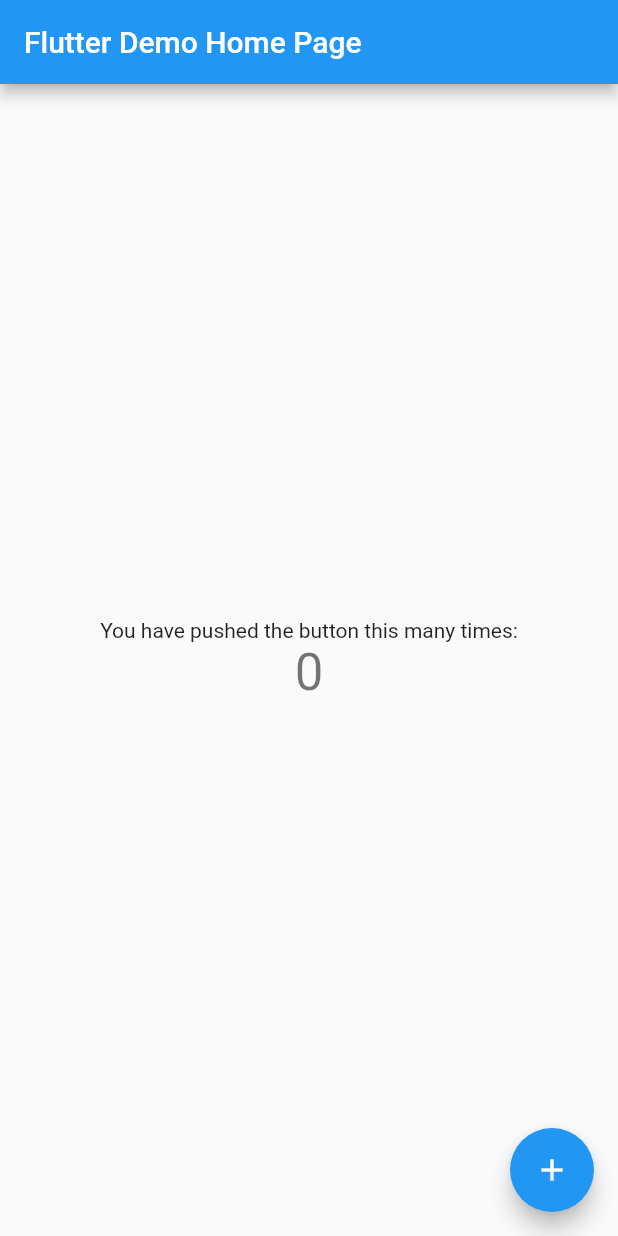
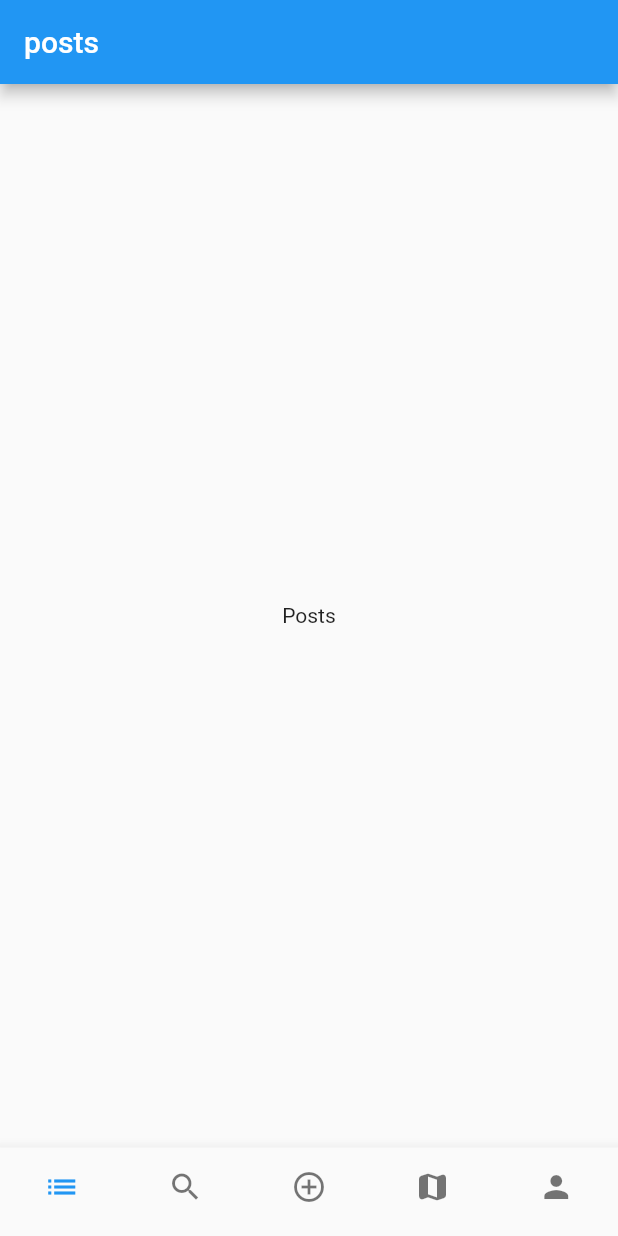
Before and after one commit to kissweorg/maltbar, a Flutter app: the screen it shows after launch, on a phone screen of 412 x 824 dp. Run offline on Flutter 3.47's test engine with Material 2 defaults, Android fonts, the light colour scheme and no system bars; our stand-ins replace flutter_riverpod, freezed_annotation, image_picker.

Commit message:
Implementing views

```diff
--- a/analysis_options.yaml
+++ b/analysis_options.yaml
@@ -24,6 +24,5 @@
   rules:
     # avoid_print: false  # Uncomment to disable the `avoid_print` rule
     # prefer_single_quotes: true  # Uncomment to enable the `prefer_single_quotes` rule
-
 # Additional information about this file can be found at
 # https://dart.dev/guides/language/analysis-options
--- /dev/null
+++ b/lib/app.dart
@@ -0,0 +1,42 @@
+import 'package:flutter/material.dart';
+import 'package:flutter_riverpod/flutter_riverpod.dart';
+import 'package:maltbar/provider/bottom_navigation/bottom_navigation_state.dart';
+import 'package:maltbar/provider/providers.dart';
+
+class App extends ConsumerWidget {
+  @override
+  Widget build(BuildContext context, WidgetRef ref) {
+    return MaterialApp(
+      home: Scaffold(
+        appBar: ref.watch(bottomNavigationProvider).when(
+            switching: (from, to) => from.appBar,
+            switched: (current) => current.appBar),
+        body: ref.watch(bottomNavigationProvider).when(
+            switching: (from, to) => Center(
+                  child: CircularProgressIndicator.adaptive(),
+                ),
+            switched: (current) => current.appView),
+        bottomNavigationBar: BottomNavigationBar(
+          // backgroundColor: Colors.amber,
+          type: BottomNavigationBarType.fixed,
+          showSelectedLabels: false,
+          showUnselectedLabels: false,
+          currentIndex: ref.watch(bottomNavigationProvider).when(
+                switching: (from, to) => to.index,
+                switched: (current) => current.index,
+              ),
+          onTap: ref.read(bottomNavigationProvider.notifier).switchTab,
+          items: [
+            BottomNavigationBarItem(icon: Icon(Icons.list), label: "목록"),
+            BottomNavigationBarItem(icon: Icon(Icons.search), label: "찾기"),
+            BottomNavigationBarItem(
+                icon: Icon(Icons.add_circle_outline), label: "추가"),
+            BottomNavigationBarItem(icon: Icon(Icons.map_rounded), label: "지도"),
+            BottomNavigationBarItem(icon: Icon(Icons.person), label: "프로필"),
+          ],
+        ),
+      ),
+      debugShowCheckedModeBanner: false,
+    );
+  }
+}
--- a/lib/main.dart
+++ b/lib/main.dart
@@ -1,115 +1,12 @@
 import 'package:flutter/material.dart';
+import 'package:flutter_riverpod/flutter_riverpod.dart';
+import 'package:maltbar/app.dart';
 
-void main() {
-  runApp(const MyApp());
+Future<void> main() async {
+  WidgetsFlutterBinding.ensureInitialized();
+  runApp(
+    ProviderScope(
+      child: App(),
+    ),
+  );
 }
-
-class MyApp extends StatelessWidget {
-  const MyApp({Key? key}) : super(key: key);
-
-  // This widget is the root of your application.
-  @override
-  Widget build(BuildContext context) {
-    return MaterialApp(
-      title: 'Flutter Demo',
-      theme: ThemeData(
-        // This is the theme of your application.
-        //
-        // Try running your application with "flutter run". You'll see the
-        // application has a blue toolbar. Then, without quitting the app, try
-        // changing the primarySwatch below to Colors.green and then invoke
-        // "hot reload" (press "r" in the console where you ran "flutter run",
-        // or simply save your changes to "hot reload" in a Flutter IDE).
-        // Notice that the counter didn't reset back to zero; the application
-        // is not restarted.
-        primarySwatch: Colors.blue,
-      ),
-      home: const MyHomePage(title: 'Flutter Demo Home Page'),
-    );
-  }
-}
-
-class MyHomePage extends StatefulWidget {
-  const MyHomePage({Key? key, required this.title}) : super(key: key);
-
-  // This widget is the home page of your application. It is stateful, meaning
-  // that it has a State object (defined below) that contains fields that affect
-  // how it looks.
-
-  // This class is the configuration for the state. It holds the values (in this
-  // case the title) provided by the parent (in this case the App widget) and
-  // used by the build method of the State. Fields in a Widget subclass are
-  // always marked "final".
-
-  final String title;
-
-  @override
-  State<MyHomePage> createState() => _MyHomePageState();
-}
-
-class _MyHomePageState extends State<MyHomePage> {
-  int _counter = 0;
-
-  void _incrementCounter() {
-    setState(() {
-      // This call to setState tells the Flutter framework that something has
-      // changed in this State, which causes it to rerun the build method below
-      // so that the display can reflect the updated values. If we changed
-      // _counter without calling setState(), then the build method would not be
-      // called again, and so nothing would appear to happen.
-      _counter++;
-    });
-  }
-
-  @override
-  Widget build(BuildContext context) {
-    // This method is rerun every time setState is called, for instance as done
-    // by the _incrementCounter method above.
-    //
-    // The Flutter framework has been optimized to make rerunning build methods
-    // fast, so that you can just rebuild anything that needs updating rather
-    // than having to individually change instances of widgets.
-    return Scaffold(
-      appBar: AppBar(
-        // Here we take the value from the MyHomePage object that was created by
-        // the App.build method, and use it to set our appbar title.
-        title: Text(widget.title),
-      ),
-      body: Center(
-        // Center is a layout widget. It takes a single child and positions it
-        // in the middle of the parent.
-        child: Column(
-          // Column is also a layout widget. It takes a list of children and
-          // arranges them vertically. By default, it sizes itself to fit its
-          // children horizontally, and tries to be as tall as its parent.
-          //
-          // Invoke "debug painting" (press "p" in the console, choose the
-          // "Toggle Debug Paint" action from the Flutter Inspector in Android
-          // Studio, or the "Toggle Debug Paint" command in Visual Studio Code)
-          // to see the wireframe for each widget.
-          //
-          // Column has various properties to control how it sizes itself and
-          // how it positions its children. Here we use mainAxisAlignment to
-          // center the children vertically; the main axis here is the vertical
-          // axis because Columns are vertical (the cross axis would be
-          // horizontal).
-          mainAxisAlignment: MainAxisAlignment.center,
-          children: <Widget>[
-            const Text(
-              'You have pushed the button this many times:',
-            ),
-            Text(
-              '$_counter',
-              style: Theme.of(context).textTheme.headline4,
-            ),
-          ],
-        ),
-      ),
-      floatingActionButton: FloatingActionButton(
-        onPressed: _incrementCounter,
-        tooltip: 'Increment',
-        child: const Icon(Icons.add),
-      ), // This trailing comma makes auto-formatting nicer for build methods.
-    );
-  }
-}
--- /dev/null
+++ b/lib/provider/providers.dart
@@ -0,0 +1,12 @@
+import 'package:flutter_riverpod/flutter_riverpod.dart';
+
+import 'bottom_navigation/bottom_navigation_notifier.dart';
+import 'bottom_navigation/bottom_navigation_state.dart';
+
+final bottomNavigationProvider =
+    StateNotifierProvider<BottomNavigationNotifier, BottomNavigationState>(
+  (ref) => BottomNavigationNotifier(
+    read: ref.read,
+    state: BottomNavigationState.switched(BottomNavigation.posts),
+  ),
+);
--- /dev/null
+++ b/lib/screen/posts_view.dart
@@ -0,0 +1,12 @@
+import 'package:flutter/material.dart';
+import 'package:flutter_riverpod/flutter_riverpod.dart';
+import 'package:image_picker/image_picker.dart';
+
+class PostsView extends ConsumerWidget {
+  @override
+  Widget build(BuildContext context, WidgetRef ref) {
+    return Center(
+      child: Text("Posts"),
+    );
+  }
+}
```
Also changed, not shown: lib/provider/bottom_navigation/bottom_navigation_notifier.dart (added, +13 -0 lines), lib/provider/bottom_navigation/bottom_navigation_state.dart (added, +67 -0 lines), lib/screen/camera_view.dart (added, +47 -0 lines), lib/screen/map_view.dart (added, +11 -0 lines), lib/screen/profile_view.dart (added, +11 -0 lines), lib/screen/search_view.dart (added, +11 -0 lines), pubspec.yaml (+12 -20 lines), lib/provider/bottom_navigation/bottom_navigation_state.freezed.dart (added), pubspec.lock, 8 other files.
